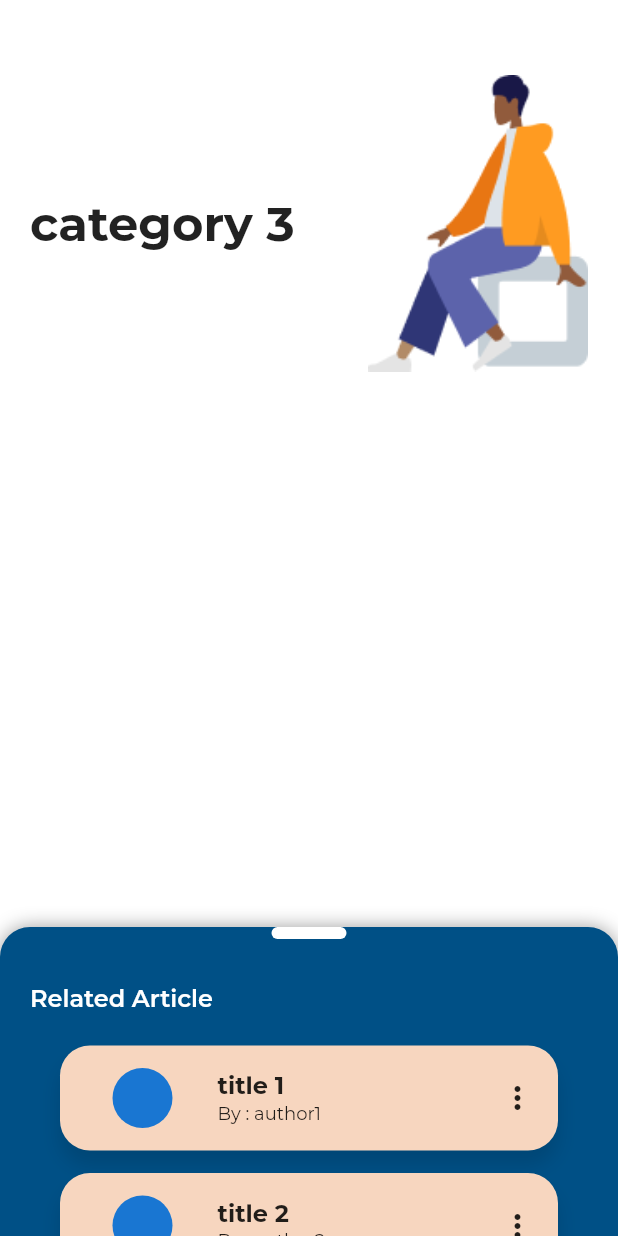
After one commit to asbp/edu-life, a Flutter app: the Home screen opened directly, after a tap on "category 3", on a phone screen of 412 x 824 dp. The commit adds this screen. Run offline on Flutter 3.47's test engine with Material 2 defaults, Android fonts, the phone set to English and light mode, and no system bars; project files that could hold a hidden picture were left out.

Commit message:
detail category done

```diff
--- /dev/null
+++ b/lib/components/category/details.dart
@@ -0,0 +1,115 @@
+import 'package:edu_life/components/forum/forum_item.dart';
+import 'package:edu_life/config/constants.dart';
+import 'package:flutter/material.dart';
+
+class DetailCategory extends StatefulWidget {
+  final String title;
+
+  const DetailCategory ({ Key key, this.title }): super(key: key);
+
+  @override
+  _DetailCategoryState createState() => _DetailCategoryState();
+}
+
+class _DetailCategoryState extends State<DetailCategory> {
+  @override
+  Widget build(BuildContext context) {
+    return Scaffold(
+      body: Stack(
+        children: <Widget>[
+          Column(
+            children: <Widget>[
+              Container(
+                color: Colors.white,
+                padding: EdgeInsets.fromLTRB(20, 50, 20, 50),
+                child: Row(
+                  mainAxisAlignment: MainAxisAlignment.spaceBetween,
+                  children: <Widget>[
+                    Text(
+                      widget.title,
+                      style:
+                          TextStyle(fontWeight: FontWeight.bold, fontSize: 32),
+                    ),
+                    Image.asset("assets/images/sitting8.png", scale: 0.9)
+                  ],
+                ),
+              ),
+            ],
+          ),
+          SizedBox.expand(
+            child: DraggableScrollableSheet(
+              initialChildSize: 0.25,
+              minChildSize: 0.22,
+              maxChildSize: 0.7,
+              builder: (BuildContext ctx, s) {
+                return Container(
+                  padding: EdgeInsets.symmetric(horizontal: 10),
+                  decoration: BoxDecoration(
+                      color: colorPrimary,
+                      borderRadius: BorderRadius.only(
+                          topLeft: Radius.circular(20),
+                          topRight: Radius.circular(20)),
+                      boxShadow: [
+                        BoxShadow(color: Colors.grey, blurRadius: 10)
+                      ]),
+                  child: ListView(
+                    controller: s,
+                    children: <Widget>[
+                      Center(
+                        child: Container(
+                          width: 50,
+                          height: 8,
+                          margin: EdgeInsets.only(bottom: 20),
+                          decoration: BoxDecoration(
+                            borderRadius: BorderRadius.circular(20),
+                            color: Colors.white,
+                          ),
+                        ),
+                      ),
+                      Container(
+                        padding: EdgeInsets.only(left: 10, top: 10),
+                        margin: EdgeInsets.only(bottom: 6),
+                        child: Text(
+                          "Related Article",
+                          style: TextStyle(
+                              color: Colors.white,
+                              fontWeight: FontWeight.w600,
+                              fontSize: 16),
+                        ),
+                      ),
+                      ForumItem(
+                        title: "title 1",
+                        username: "author1",
+                        onClicked: () {},
+                      ),
+                      ForumItem(
+                        title: "title 2",
+                        username: "author2",
+                        onClicked: () {},
+                      ),
+                      ForumItem(
+                        title: "title 3",
+                        username: "author1",
+                        onClicked: () {},
+                      ),
+                      ForumItem(
+                        title: "title 4",
+                        username: "author3",
+                        onClicked: () {},
+                      ),
+                      ForumItem(
+                        title: "title 4",
+                        username: "author4",
+                        onClicked: () {},
+                      ),
+                    ],
+                  ),
+                );
+              },
+            ),
+          )
+        ],
+      ),
+    );
+  }
+}
--- a/lib/components/forum/forum_item.dart
+++ b/lib/components/forum/forum_item.dart
@@ -14,13 +14,12 @@ class ForumItem extends StatelessWidget {
 
   @override
   Widget build(BuildContext context) {
-    return Container(
-      // onTap: onClicked,
+    return GestureDetector(
+      onTap: onClicked,
       child: Container(
         padding: EdgeInsets.all(15),
-        margin: const EdgeInsets.only(left: 30, top: 5, right: 30),
+        margin: const EdgeInsets.only(left: 30, top: 15, right: 30),
         decoration: BoxDecoration(
-            // border: Border.all(width: 1, color: Colors.black),
             color: colorSmallComponent,
             borderRadius: BorderRadius.circular(20),
             boxShadow: darkShadow),
--- a/lib/components/home/dashboard.dart
+++ b/lib/components/home/dashboard.dart
@@ -1,3 +1,4 @@
+import 'package:edu_life/components/category/details.dart';
 import 'package:edu_life/components/home/search_bar.dart';
 import 'package:flutter/material.dart';
 
@@ -29,10 +30,24 @@ class Dashboard extends StatelessWidget {
                   children: <Widget>[
                     HomeCardImage(
                       img: "assets/images/bottom_img_2.png",
-                        category: "category 1"),
+                      category: "category 1",
+                      onClicked: () {
+                        Navigator.push(
+                            context,
+                            MaterialPageRoute(
+                                builder: (context) => DetailCategory(title: "category 1",)));
+                      },
+                    ),
                     HomeCardImage(
                       img: "assets/images/bottom_img_2.png",
-                        category: "category 2"),
+                      category: "category 2",
+                      onClicked: () {
+                        Navigator.push(
+                            context,
+                            MaterialPageRoute(
+                                builder: (context) => DetailCategory(title: "category 2",)));
+                      },
+                    ),
                   ],
                 ),
                 Row(
@@ -40,10 +55,24 @@ class Dashboard extends StatelessWidget {
                   children: <Widget>[
                     HomeCardImage(
                       img: "assets/images/bottom_img_2.png",
-                        category: "category 3"),
+                      category: "category 3",
+                      onClicked: () {
+                        Navigator.push(
+                            context,
+                            MaterialPageRoute(
+                                builder: (context) => DetailCategory(title: "category 3",)));
+                      },
+                    ),
                     HomeCardImage(
                       img: "assets/images/bottom_img_2.png",
-                        category: "category 4"),
+                      category: "category 4",
+                      onClicked: () {
+                        Navigator.push(
+                            context,
+                            MaterialPageRoute(
+                                builder: (context) => DetailCategory(title: "category 4",)));
+                      },
+                    ),
                   ],
                 ),
                 Row(
@@ -51,10 +80,24 @@ class Dashboard extends StatelessWidget {
                   children: <Widget>[
                     HomeCardImage(
                       img: "assets/images/bottom_img_2.png",
-                        category: "category 5"),
+                      category: "category 5",
+                      onClicked: () {
+                        Navigator.push(
+                            context,
+                            MaterialPageRoute(
+                                builder: (context) => DetailCategory(title: "category 5",)));
+                      },
+                    ),
                     HomeCardImage(
                       img: "assets/images/bottom_img_2.png",
-                        category: "category 6"),
+                      category: "category 6",
+                      onClicked: () {
+                        Navigator.push(
+                            context,
+                            MaterialPageRoute(
+                                builder: (context) => DetailCategory(title: "category 6",)));
+                      },
+                    ),
                   ],
                 ),
               ],
--- a/lib/components/home/home_card_image.dart
+++ b/lib/components/home/home_card_image.dart
@@ -6,15 +6,18 @@ class HomeCardImage extends StatelessWidget {
   const HomeCardImage({
     Key key,
     @required this.img,
-    this.category,
+    this.category, this.onClicked,
   }) : super(key: key);
 
   final String img, category;
+  final Function onClicked;
 
   @override
   Widget build(BuildContext context) {
     Size size = MediaQuery.of(context).size;
-    return Container(
+    return GestureDetector(
+      onTap: onClicked,
+      child: Container(
         width: size.width * 0.4,
         margin: EdgeInsets.all(10),
         decoration: BoxDecoration(boxShadow: darkShadow),
@@ -33,6 +36,7 @@ class HomeCardImage extends StatelessWidget {
             )
           ],
         ),
+      ),
     );
   }
 }
```
Also changed, not shown: lib/components/forum/forum.dart (+16 -16 lines). Lines whose indentation alone changed are shown as unchanged.
